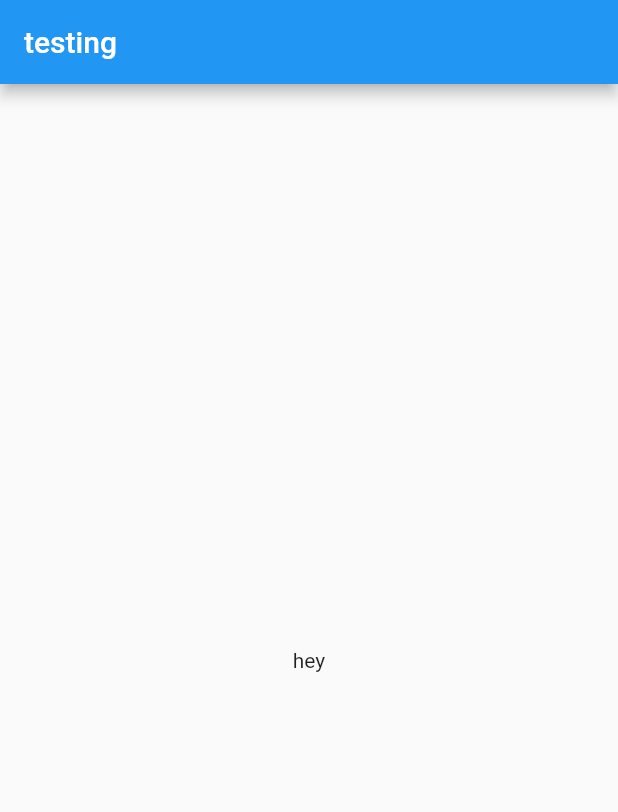
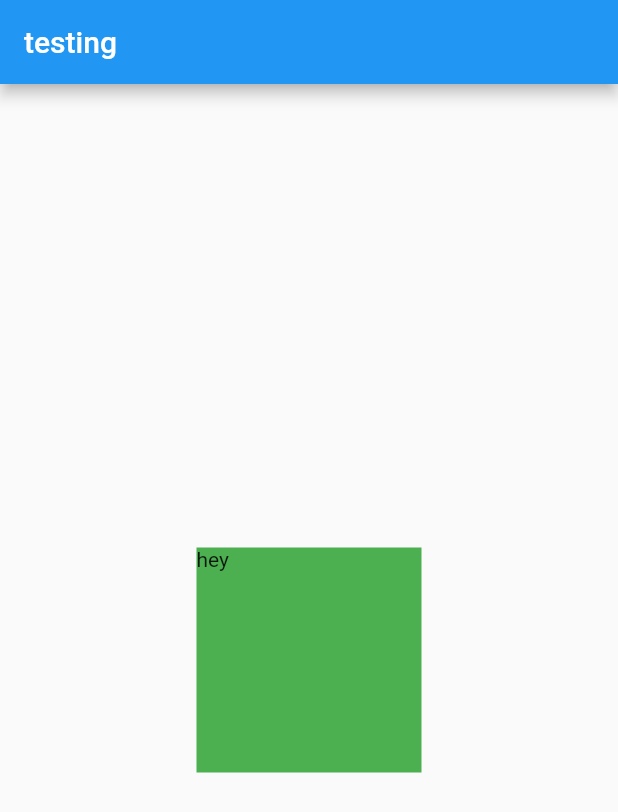
Before and after one commit to politebarista/WidgetsTesting, a Flutter app: the screen it shows after launch, on a phone screen of 412 x 824 dp. Shown: the top 812 px of the screen. Run offline on Flutter 3.47's test engine with Material 2 defaults, Android fonts, the phone set to English and light mode, and no system bars; our stand-ins replace google_maps_flutter.

Commit message:
continue play with gesture detector

```diff
--- a/lib/play_with_gesture_detector.dart
+++ b/lib/play_with_gesture_detector.dart
@@ -2,7 +2,8 @@ import 'package:flutter/material.dart';
 
 class PlayWithGestureDetector extends StatefulWidget {
   @override
-  _PlayWithGestureDetectorState createState() => _PlayWithGestureDetectorState();
+  _PlayWithGestureDetectorState createState() =>
+      _PlayWithGestureDetectorState();
 }
 
 class _PlayWithGestureDetectorState extends State<PlayWithGestureDetector> {
@@ -12,13 +13,19 @@ class _PlayWithGestureDetectorState extends State<PlayWithGestureDetector> {
   Widget build(BuildContext context) {
     return GestureDetector(
       onHorizontalDragUpdate: (e) {
-        someText = 'drag start';
-        setState(() {
-
-        });
+        if (e.primaryDelta > 10) {
+          someText = 'drag start';
+          print(e);
+        }
+        setState(() {});
       },
       child: Center(
-        child: Text(someText),
+        child: Container(
+          width: 150,
+          height: 150,
+          color: Colors.green,
+          child: Text(someText),
+        ),
       ),
     );
   }
```
